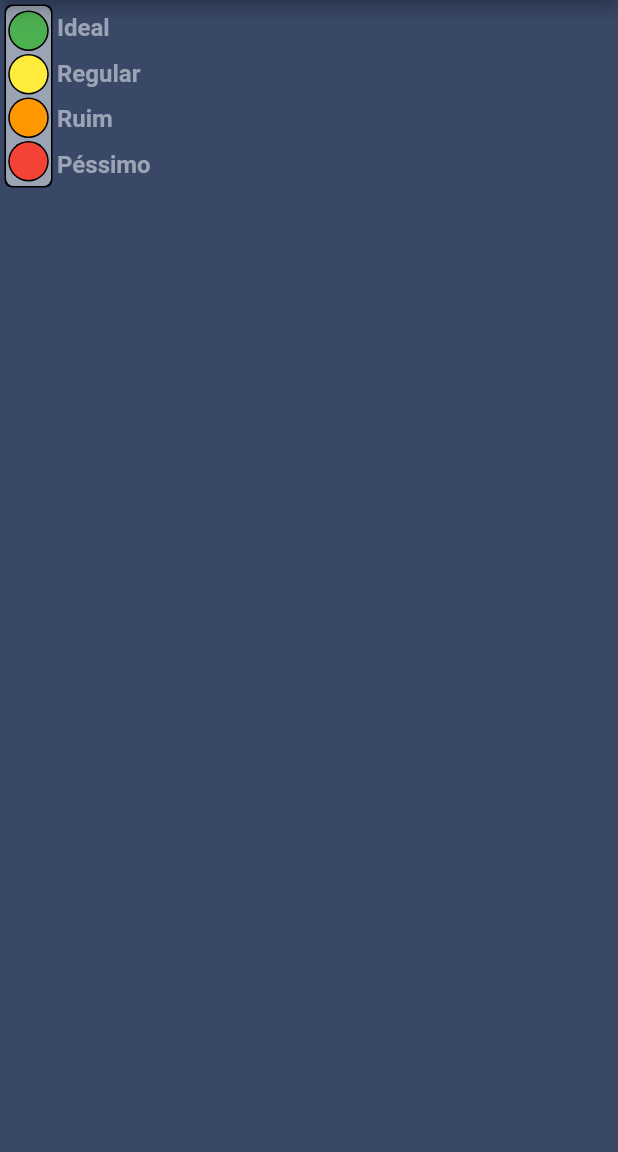
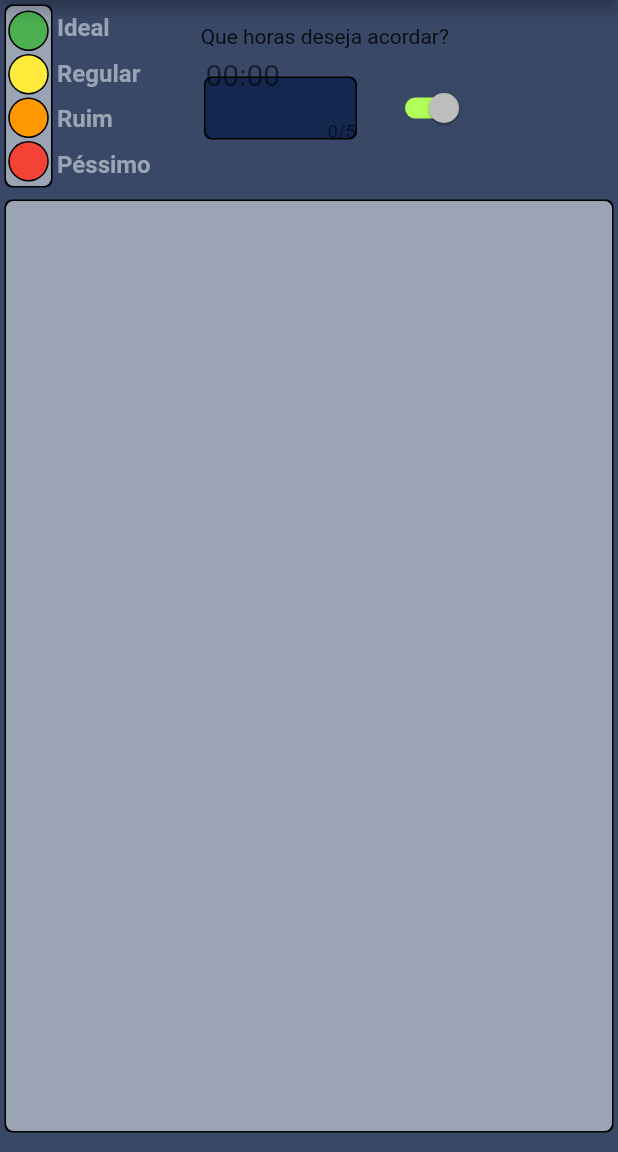
Before and after one commit to joelysondavid/SleepTime, a Flutter app: the screen it shows after launch, on a phone screen of 412 x 824 dp, the part 84-1236 px from its top. Run offline on Flutter 3.47's test engine with Material 2 defaults, Android fonts, the phone set to English and light mode, and no system bars.

Commit message:
Continuando o desenho do app

```diff
--- a/lib/main.dart
+++ b/lib/main.dart
@@ -4,7 +4,7 @@ import 'package:flutter/material.dart';
 import './utils/app_colors.dart';
 
 // Widgets
-import 'widgets/sleep_time_initial.dart';
+import 'widgets/sleep_time_form.dart';
 
 void main() => runApp(SleepTime());
 
@@ -29,7 +29,7 @@ class SleepTimeHomeState extends State {
   Widget build(BuildContext context) {
     return Scaffold(
       appBar: AppBar(
-        backgroundColor: AppColors.background_color,
+        backgroundColor: AppColors.BACKGROUND_COLOR,
         title: Text("SleepTime"),
         actions: <Widget>[
           Container(
@@ -39,17 +39,17 @@ class SleepTimeHomeState extends State {
             child: FloatingActionButton(
               child: Text(
                 "?",
-                style: TextStyle(fontSize: 26, color: AppColors.primary_color),
+                style: TextStyle(fontSize: 26, color: AppColors.PRIMARY_COLOR),
               ),
               tooltip: "Informações",
               onPressed: null,
-              backgroundColor: AppColors.background_card_color,
+              backgroundColor: AppColors.BACKGROUND_CARD_COLOR,
             ),
           ),
         ],
       ),
-      body: SleepTimeInitial(),
-      backgroundColor: AppColors.background_color,
+      body: SleepTimeForm(),
+      backgroundColor: AppColors.BACKGROUND_COLOR,
     );
   }
 }
--- a/lib/utils/app_colors.dart
+++ b/lib/utils/app_colors.dart
@@ -1,13 +1,13 @@
 import 'package:flutter/material.dart';
 
 class AppColors {
-  static final primary_color = Color(0xFFF1F6F9);
-  static final second_color = Color(0xFF9BA4B4);
-  static final switch_color = Color(0xFF1687A7);
-  static final background_color = Color(0xFF394867);
-  static final background_card_color = Color(0xFF14274E);
-  static final background_ideal_color = Color(0xFF32CD32);
-  static final background_regular_color = Color(0xFFFFFF00);
-  static final background_bad_color = Color(0xFFFFA500);
-  static final background_terrible_color = Color(0xFFFF0000);
+  static final PRIMARY_COLOR = Color(0xFFF1F6F9);
+  static final SECOND_COLOR = Color(0xFF9BA4B4);
+  static final SWITCH_COLOR = Color(0xFF1687A7);
+  static final BACKGROUND_COLOR = Color(0xFF394867);
+  static final BACKGROUND_CARD_COLOR = Color(0xFF14274E);
+  static final BACKGROUND_IDEAL_COLOR = Color(0xFF32CD32);
+  static final BACKGROUND_REGULAR_COLOR = Color(0xFFFFFF00);
+  static final BACKGROUND_BAD_COLOR = Color(0xFFFFA500);
+  static final BACKGROUND_TERRIBLE_COLOR = Color(0xFFFF0000);
 }
--- a/lib/widgets/sleep_time_initial.dart
+++ b/lib/widgets/sleep_time_form.dart
@@ -1,7 +1,7 @@
-import 'package:SleepTime/utils/app_colors.dart';
+import '../utils/app_colors.dart';
 import 'package:flutter/material.dart';
 
-class SleepTimeInitial extends StatelessWidget {
+class SleepTimeForm extends StatelessWidget {
   @override
   Widget build(BuildContext context) {
     return Container(
@@ -16,7 +16,7 @@ class SleepTimeInitial extends StatelessWidget {
                 decoration: BoxDecoration(
                   borderRadius: BorderRadius.circular(5),
                   boxShadow: [BoxShadow(color: Colors.black, spreadRadius: 1)],
-                  color: AppColors.second_color,
+                  color: AppColors.SECOND_COLOR,
                 ),
                 child: Column(
                   mainAxisAlignment: MainAxisAlignment.spaceEvenly,
@@ -82,7 +82,7 @@ class SleepTimeInitial extends StatelessWidget {
                         style: TextStyle(
                             fontWeight: FontWeight.w600,
                             fontSize: 16,
-                            color: AppColors.second_color),
+                            color: AppColors.SECOND_COLOR),
                       )
                     ]),
                     Row(mainAxisAlignment: MainAxisAlignment.start, children: [
@@ -90,7 +90,7 @@ class SleepTimeInitial extends StatelessWidget {
                           style: TextStyle(
                               fontWeight: FontWeight.w600,
                               fontSize: 16,
-                              color: AppColors.second_color))
+                              color: AppColors.SECOND_COLOR))
                     ]),
                     Row(mainAxisAlignment: MainAxisAlignment.start, children: [
                       Text(
@@ -98,7 +98,7 @@ class SleepTimeInitial extends StatelessWidget {
                         style: TextStyle(
                             fontWeight: FontWeight.w600,
                             fontSize: 16,
-                            color: AppColors.second_color),
+                            color: AppColors.SECOND_COLOR),
                       )
                     ]),
                     Row(mainAxisAlignment: MainAxisAlignment.start, children: [
@@ -107,14 +107,80 @@ class SleepTimeInitial extends StatelessWidget {
                         style: TextStyle(
                             fontWeight: FontWeight.w600,
                             fontSize: 16,
-                            color: AppColors.second_color),
+                            color: AppColors.SECOND_COLOR),
                       )
                     ])
                   ],
                 ),
-              )
+              ),
+              Container(
+                margin: EdgeInsets.all(5),
+                child: Column(
+                  children: <Widget>[
+                    Row(
+                      children: [
+                        Text("Que horas deseja acordar?"),
+                        Container()
+                      ],
+                    ),
+                    Row(
+                      children: [
+                        Container(
+                          width: 100,
+                          height: 40,
+                          margin: EdgeInsets.all(20),
+                          decoration: BoxDecoration(
+                            borderRadius: BorderRadius.circular(5),
+                            boxShadow: [
+                              BoxShadow(color: Colors.black, spreadRadius: 1)
+                            ],
+                            color: AppColors.BACKGROUND_CARD_COLOR,
+                          ),
+                          child: Column(
+                              mainAxisAlignment: MainAxisAlignment.center,
+                              children: <Widget>[
+                                Flexible(
+                                  child: TextFormField(
+                                    decoration: InputDecoration(
+                                        border: InputBorder.none,
+                                        hintText: "00:00"),
+                                    maxLength: 5,
+                                    style: TextStyle(
+                                        fontSize: 20,
+                                        color: AppColors.SECOND_COLOR,
+                                        decorationColor:
+                                            AppColors.SECOND_COLOR),
+                                  ),
+                                )
+                              ]),
+                        ),
+                        Center(
+                          child: Switch(
+                            onChanged: null,
+                            value: true,
+                            activeTrackColor: Colors.lightGreenAccent,
+                            activeColor: Colors.green,
+                          ),
+                        ),
+                      ],
+                    )
+                  ],
+                ),
+              ),
             ],
           ),
+          Flexible(
+            child: Container(
+              margin: EdgeInsets.symmetric(vertical: 10, horizontal: 0),
+              height: double.infinity,
+              width: MediaQuery.of(context).size.width,
+              decoration: BoxDecoration(
+                borderRadius: BorderRadius.circular(5),
+                boxShadow: [BoxShadow(color: Colors.black, spreadRadius: 1)],
+                color: AppColors.SECOND_COLOR,
+              ),
+            ),
+          )
         ],
       ),
     );
```
